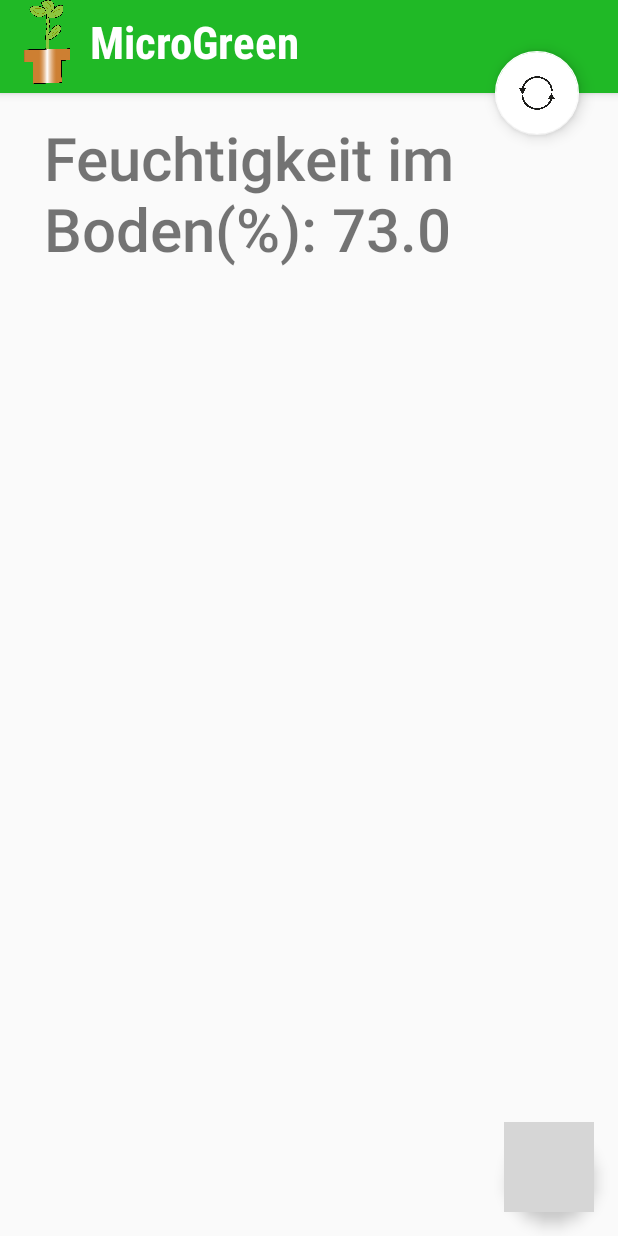
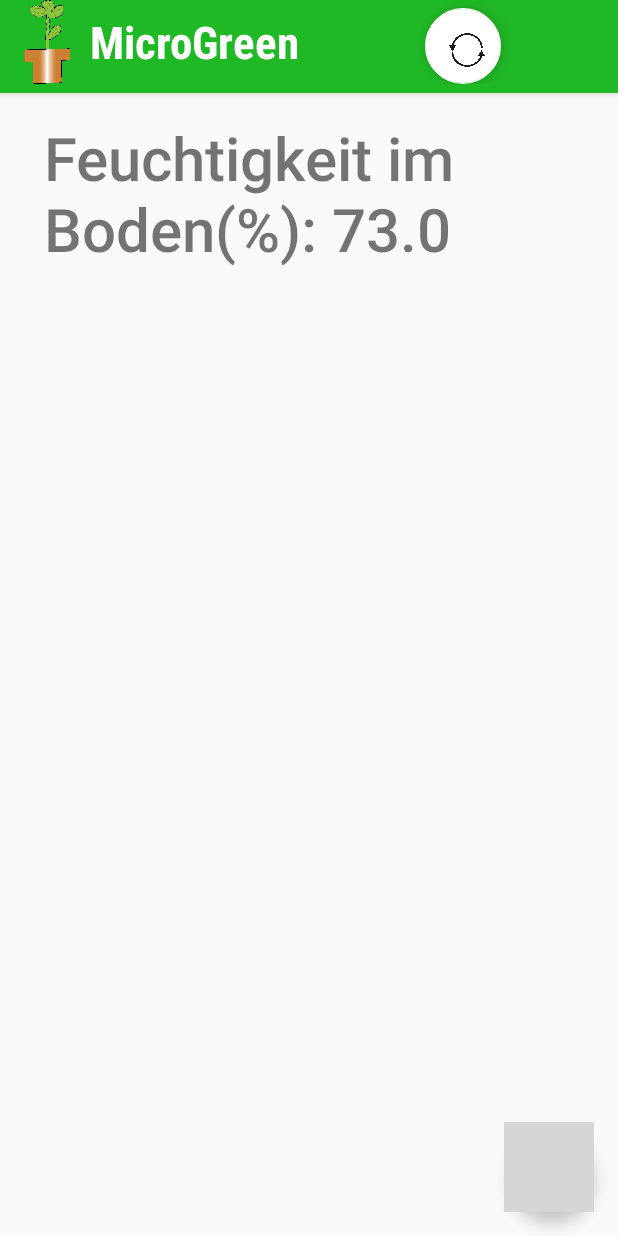
Before and after one commit to ahasenberger-tgm/MicroGreenNeu, an Android app: the screen it shows after launch (MainActivity), on a phone screen of 412 x 824 dp. Run offline under Robolectric (Android 15) with nearby library versions, the phone set to English and light mode, and no system bars; libraries missing offline, so code that uses them is left out: com.facebook, com.facebook.share; 2 statements that could not run were skipped; grey boxes are pictures that could not be loaded.

Commit message:
More Layout Changes

```diff
--- a/app/src/main/java/iot/microgreenneu/MainActivity.java
+++ b/app/src/main/java/iot/microgreenneu/MainActivity.java
@@ -191,7 +191,7 @@ public class MainActivity extends AppCompatActivity {
         public View onCreateView(LayoutInflater inflater, ViewGroup container,
                                  Bundle savedInstanceState) {
 
-            String [] ausgabe = {"Feuchtigkeit im Boden(%)","Lufttemperatur(°C)","Bodentemperatur(°C)","Luftfeuchtigkeit(%)","Erfolge"/*,"SocialMedia"*/};
+            String [] ausgabe = {"Feuchtigkeit im Boden(%)","Lufttemperatur(°C)","Bodentemperatur(°C) ","Luftfeuchtigkeit(%)","Erfolge"/*,"SocialMedia"*/};
             View rootView = inflater.inflate(R.layout.fragment_main, container, false);
             TextView textView = (TextView) rootView.findViewById(R.id.section_label);
             ImageView image = (ImageView) rootView.findViewById(R.id.imageView);
--- a/app/src/main/res/layout/activity_main.xml
+++ b/app/src/main/res/layout/activity_main.xml
@@ -43,19 +43,22 @@
                 android:textColor="#ffffff"
                 android:textSize="30sp"
                 android:textStyle="bold" />
+
+            <android.support.design.widget.FloatingActionButton
+                android:id="@+id/share2"
+                android:layout_width="match_parent"
+                android:layout_height="wrap_content"
+                android:layout_marginLeft="100dp"
+                android:layout_marginTop="5dp"
+                android:adjustViewBounds="true"
+                app:backgroundTint="@color/cardview_light_background"
+                app:srcCompat="@mipmap/refresh_xhdpi" />
+
         </android.support.v7.widget.Toolbar>
 
     </android.support.design.widget.AppBarLayout>
 
-    <android.support.design.widget.FloatingActionButton
-        android:id="@+id/share2"
-        android:layout_width="match_parent"
-        android:layout_height="wrap_content"
-        android:layout_marginBottom="600dp"
-        android:layout_marginLeft="330dp"
-        app:backgroundTint="@color/cardview_light_background"
-        app:layout_anchor="@+id/container"
-        app:srcCompat="@mipmap/refresh_xhdpi" />
+
 
     <android.support.v4.view.ViewPager
         android:id="@+id/container"
```
